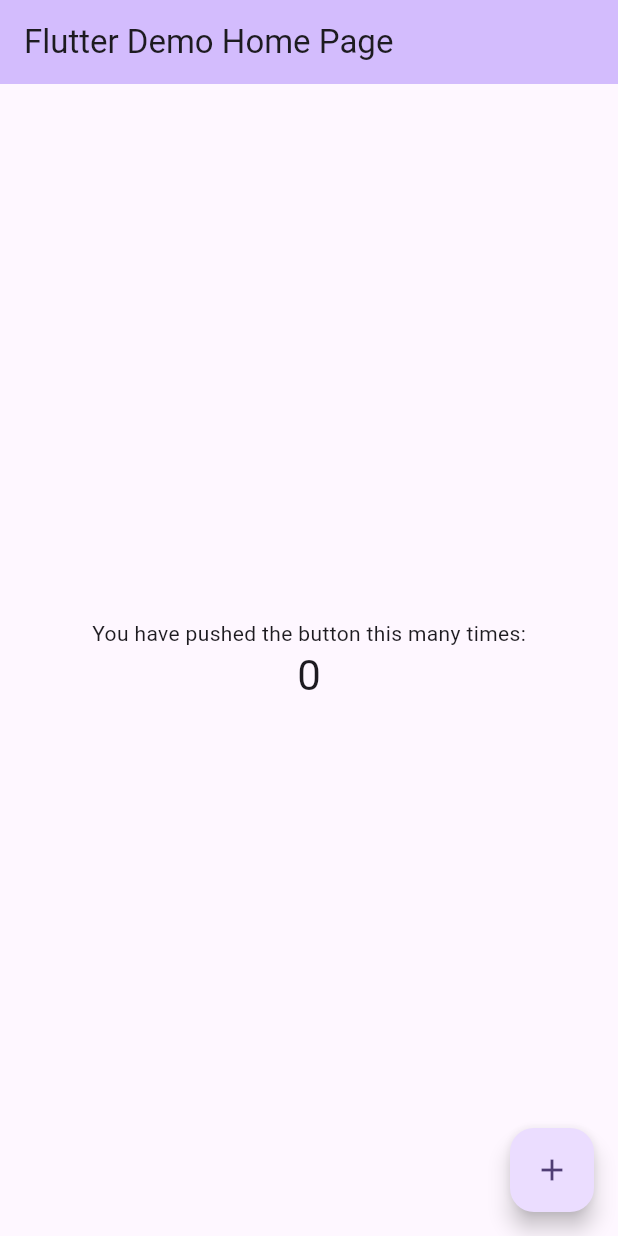
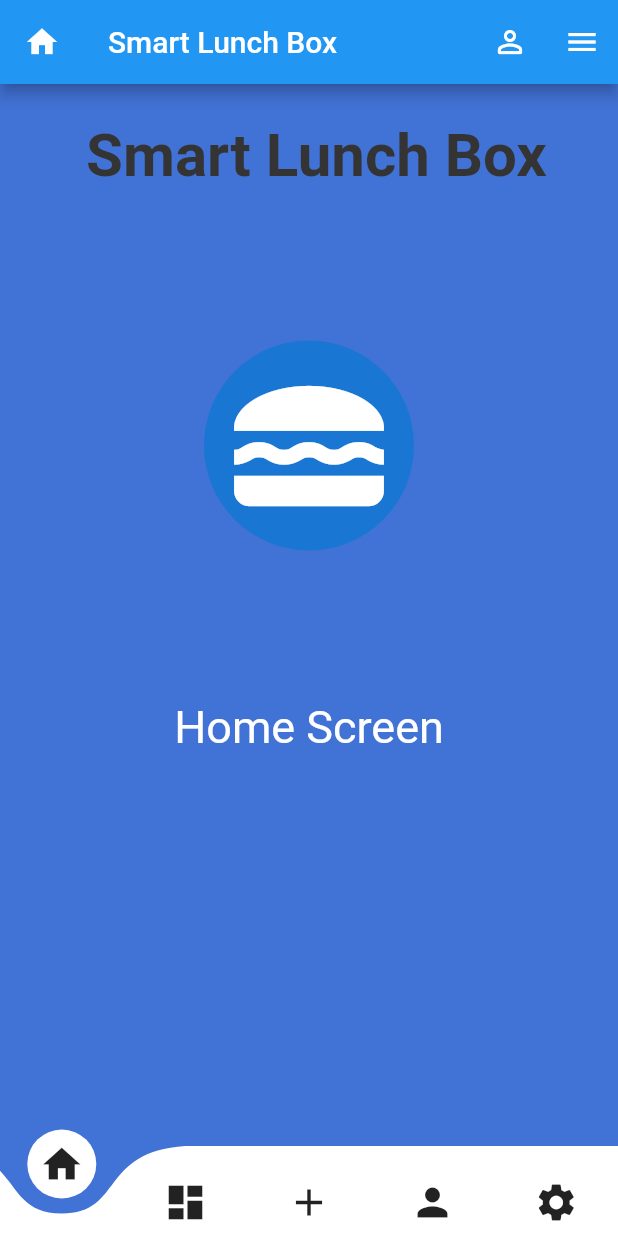
Before and after one commit to Thameera08/smart_lunch_box, a Flutter app: the screen it shows after launch, on a phone screen of 412 x 824 dp. Run offline on Flutter 3.47's test engine with Material 2 defaults, Android fonts, the phone set to English and light mode, and no system bars; drawn by our look-alikes of curved_navigation_bar.

Commit message:
commit 2

```diff
--- a/lib/main.dart
+++ b/lib/main.dart
@@ -1,125 +1,191 @@
+import 'package:curved_navigation_bar/curved_navigation_bar.dart';
 import 'package:flutter/material.dart';
+import 'package:smart_lunch_box/screen/add.dart';
+import 'package:smart_lunch_box/screen/dashboard.dart';
+import 'package:smart_lunch_box/screen/home.dart';
+import 'package:smart_lunch_box/screen/profile.dart';
+import 'package:smart_lunch_box/screen/settings.dart';
 
 void main() {
   runApp(const MyApp());
 }
 
 class MyApp extends StatelessWidget {
-  const MyApp({super.key});
+  const MyApp({Key? key}) : super(key: key);
 
-  // This widget is the root of your application.
   @override
   Widget build(BuildContext context) {
     return MaterialApp(
-      title: 'Flutter Demo',
-      theme: ThemeData(
-        // This is the theme of your application.
-        //
-        // TRY THIS: Try running your application with "flutter run". You'll see
-        // the application has a blue toolbar. Then, without quitting the app,
-        // try changing the seedColor in the colorScheme below to Colors.green
-        // and then invoke "hot reload" (save your changes or press the "hot
-        // reload" button in a Flutter-supported IDE, or press "r" if you used
-        // the command line to start the app).
-        //
-        // Notice that the counter didn't reset back to zero; the application
-        // state is not lost during the reload. To reset the state, use hot
-        // restart instead.
-        //
-        // This works for code too, not just values: Most code changes can be
-        // tested with just a hot reload.
-        colorScheme: ColorScheme.fromSeed(seedColor: Colors.deepPurple),
-        useMaterial3: true,
-      ),
-      home: const MyHomePage(title: 'Flutter Demo Home Page'),
+      debugShowCheckedModeBanner: false,
+      home: HomeScreen(),
     );
   }
 }
 
-class MyHomePage extends StatefulWidget {
-  const MyHomePage({super.key, required this.title});
-
-  // This widget is the home page of your application. It is stateful, meaning
-  // that it has a State object (defined below) that contains fields that affect
-  // how it looks.
-
-  // This class is the configuration for the state. It holds the values (in this
-  // case the title) provided by the parent (in this case the App widget) and
-  // used by the build method of the State. Fields in a Widget subclass are
-  // always marked "final".
-
-  final String title;
+class HomeScreen extends StatefulWidget {
+  const HomeScreen({Key? key}) : super(key: key);
 
   @override
-  State<MyHomePage> createState() => _MyHomePageState();
+  _HomeScreenState createState() => _HomeScreenState();
 }
 
-class _MyHomePageState extends State<MyHomePage> {
-  int _counter = 0;
-
-  void _incrementCounter() {
-    setState(() {
-      // This call to setState tells the Flutter framework that something has
-      // changed in this State, which causes it to rerun the build method below
-      // so that the display can reflect the updated values. If we changed
-      // _counter without calling setState(), then the build method would not be
-      // called again, and so nothing would appear to happen.
-      _counter++;
-    });
-  }
+class _HomeScreenState extends State<HomeScreen> {
+  int index = 0;
 
   @override
   Widget build(BuildContext context) {
-    // This method is rerun every time setState is called, for instance as done
-    // by the _incrementCounter method above.
-    //
-    // The Flutter framework has been optimized to make rerunning build methods
-    // fast, so that you can just rebuild anything that needs updating rather
-    // than having to individually change instances of widgets.
     return Scaffold(
       appBar: AppBar(
-        // TRY THIS: Try changing the color here to a specific color (to
-        // Colors.amber, perhaps?) and trigger a hot reload to see the AppBar
-        // change color while the other colors stay the same.
-        backgroundColor: Theme.of(context).colorScheme.inversePrimary,
-        // Here we take the value from the MyHomePage object that was created by
-        // the App.build method, and use it to set our appbar title.
-        title: Text(widget.title),
+        leading: IconButton(
+          icon: const Icon(Icons.home),
+          onPressed: () {
+            setState(() {
+              index = 0; // Set the index to 0 when the home icon is pressed
+            });
+          },
+        ),
+        actions: [
+          TextButton(
+            onPressed: () {},
+            style: TextButton.styleFrom(foregroundColor: Colors.white),
+            child: const Text(
+              "", // user name.
+              style: TextStyle(fontSize: 18),
+            ),
+          ),
+          IconButton(
+            icon: const Icon(Icons.person_outline_rounded),
+            onPressed: () {},
+          ),
+          PopupMenuButton(
+            icon: const Icon(Icons.menu),
+            onSelected: (value) {
+              switch (value) {
+                case 1:
+                  debugPrint("Home Selected");
+                  setState(() {
+                    index =
+                        0; // Set the index to 0 when "Home" is selected from the popup menu
+                  });
+                  break;
+                case 2:
+                  debugPrint("My Dashboard selected");
+                  setState(() {
+                    index =
+                        1; // Set the index to 1 when "Dashboard" is selected from the popup menu
+                  });
+                  break;
+                case 3:
+                  debugPrint("Find add selected");
+                  setState(() {
+                    index =
+                        2; // Set the index to 2 when "Add" is selected from the popup menu
+                  });
+                  break;
+                case 4:
+                  debugPrint("Profile selected");
+                  setState(() {
+                    index =
+                        3; // Set the index to 3 when "Profile" is selected from the popup menu
+                  });
+                  break;
+                case 5:
+                  debugPrint("Settings Selected");
+                  setState(() {
+                    index =
+                        4; // Set the index to 4 when "Settings" is selected from the popup menu
+                  });
+                  break;
+                default:
+                  debugPrint("Nothing Selected");
+              }
+            },
+            itemBuilder: (context) => [
+              const PopupMenuItem(
+                value: 1,
+                child: Text("Home"),
+              ),
+              const PopupMenuItem(
+                value: 2,
+                child: Text("Dashboard"),
+              ),
+              const PopupMenuItem(
+                value: 3,
+                child: Text("Add"),
+              ),
+              const PopupMenuItem(
+                value: 4,
+                child: Text("Profile"),
+              ),
+              const PopupMenuItem(
+                value: 5,
+                child: Text("Settings"),
+              ),
+            ],
+          ),
+        ],
+        title: const Text("Smart Lunch Box"),
       ),
-      body: Center(
-        // Center is a layout widget. It takes a single child and positions it
-        // in the middle of the parent.
-        child: Column(
-          // Column is also a layout widget. It takes a list of children and
-          // arranges them vertically. By default, it sizes itself to fit its
-          // children horizontally, and tries to be as tall as its parent.
-          //
-          // Column has various properties to control how it sizes itself and
-          // how it positions its children. Here we use mainAxisAlignment to
-          // center the children vertically; the main axis here is the vertical
-          // axis because Columns are vertical (the cross axis would be
-          // horizontal).
-          //
-          // TRY THIS: Invoke "debug painting" (choose the "Toggle Debug Paint"
-          // action in the IDE, or press "p" in the console), to see the
-          // wireframe for each widget.
-          mainAxisAlignment: MainAxisAlignment.center,
-          children: <Widget>[
-            const Text(
-              'You have pushed the button this many times:',
-            ),
-            Text(
-              '$_counter',
-              style: Theme.of(context).textTheme.headlineMedium,
-            ),
-          ],
-        ),
+      backgroundColor: Color.fromARGB(255, 65, 114, 213),
+      bottomNavigationBar: CurvedNavigationBar(
+        items: [
+          Icon(
+            Icons.home,
+            size: 30,
+          ),
+          Icon(
+            Icons.dashboard,
+            size: 30,
+          ),
+          Icon(
+            Icons.add,
+            size: 30,
+          ),
+          Icon(
+            Icons.person,
+            size: 30,
+          ),
+          Icon(
+            Icons.settings,
+            size: 30,
+          ),
+        ],
+        index: index,
+        onTap: (selectedIndex) {
+          setState(() {
+            index = selectedIndex;
+          });
+        },
+        height: 60,
+        backgroundColor: Colors.transparent,
+        animationDuration: const Duration(milliseconds: 300),
+        buttonBackgroundColor: Colors.white,
+        color: Colors.white,
       ),
-      floatingActionButton: FloatingActionButton(
-        onPressed: _incrementCounter,
-        tooltip: 'Increment',
-        child: const Icon(Icons.add),
-      ), // This trailing comma makes auto-formatting nicer for build methods.
+      body: Container(
+        color: Color.fromARGB(255, 65, 114, 213),
+        width: double.infinity,
+        height: double.infinity,
+        alignment: Alignment.center,
+        child: _getSelectedWidget(index),
+      ),
     );
   }
+
+  Widget _getSelectedWidget(int index) {
+    switch (index) {
+      case 0:
+        return const Home(); // Train Details
+      case 1:
+        return const Dashboard(); // Home
+      case 2:
+        return const Add(); // Select Train
+      case 3:
+        return const Profile(); // Help Others
+      case 4:
+        return const Settings(); // Train History
+      default:
+        return const Home(); // Home
+    }
+  }
 }
--- /dev/null
+++ b/lib/screen/home.dart
@@ -0,0 +1,41 @@
+import 'package:flutter/material.dart';
+
+class Home extends StatelessWidget {
+  const Home({super.key});
+
+  @override
+  Widget build(BuildContext context) {
+    return Padding(
+      padding: const EdgeInsets.all(24.0),
+      child: Column(
+        children: const [
+          Text(
+            ' Smart Lunch Box',
+            style: TextStyle(
+              fontSize: 40,
+              color: Color.fromARGB(255, 53, 52, 52),
+              fontWeight: FontWeight.bold,
+            ),
+          ),
+          SizedBox(
+            height: 100,
+          ),
+          CircleAvatar(
+            radius: 70,
+            child: Icon(
+              Icons.lunch_dining,
+              size: 120,
+            ),
+          ),
+          SizedBox(
+            height: 100,
+          ),
+          Text(
+            'Home Screen',
+            style: TextStyle(fontSize: 30, color: Colors.white),
+          ),
+        ],
+      ),
+    );
+  }
+}
--- a/pubspec.yaml
+++ b/pubspec.yaml
@@ -35,6 +35,7 @@ dependencies:
   # The following adds the Cupertino Icons font to your application.
   # Use with the CupertinoIcons class for iOS style icons.
   cupertino_icons: ^1.0.2
+  curved_navigation_bar: ^1.0.3
 
 dev_dependencies:
   flutter_test:
```
Also changed, not shown: lib/screen/add.dart (added, +10 -0 lines), lib/screen/dashboard.dart (added, +10 -0 lines), lib/screen/profile.dart (added, +10 -0 lines), lib/screen/settings.dart (added, +10 -0 lines), pubspec.lock.
